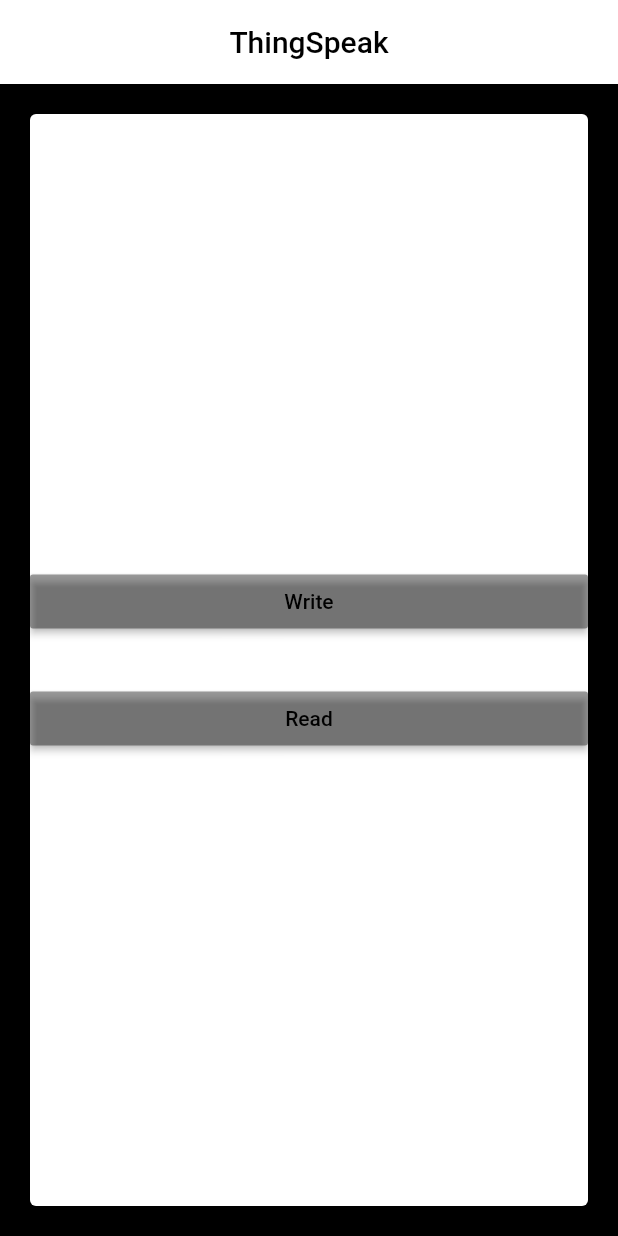
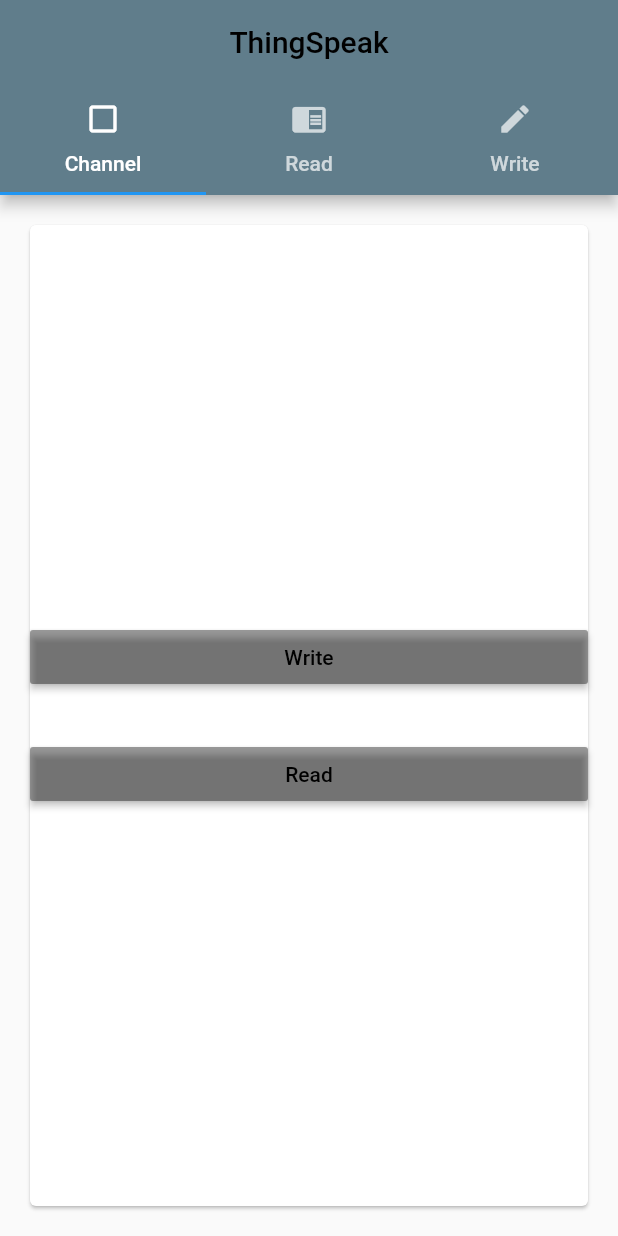
Before and after one commit to medhak16/ETILabs_ThingSpeak, a Flutter app: the screen it shows after launch, on a phone screen of 412 x 824 dp. Run offline on Flutter 3.47's test engine with Material 2 defaults, Android fonts, the phone set to English and light mode, and no system bars; our stand-ins replace modal_progress_hud.

Commit message:
Tabs added

```diff
--- a/lib/screens/form.dart
+++ b/lib/screens/form.dart
@@ -23,8 +23,7 @@ class _TestFormState extends State<TestForm> {
   Widget build(BuildContext context) {
     final halfMediaWidth = MediaQuery.of(context).size.width / 2.0;
 
-    return Scaffold(
-      body: ModalProgressHUD(
+    return ModalProgressHUD(
         inAsyncCall: _isLoading,
         child: Container(
           child: Form(
@@ -189,8 +188,7 @@ class _TestFormState extends State<TestForm> {
             ),
           ),
         ),
-      ),
-    );
+      );
   }
 }
 
--- a/lib/screens/home.dart
+++ b/lib/screens/home.dart
@@ -4,6 +4,9 @@ import 'package:ui_thingspeak/screens/result.dart';
 import '../constant.dart';
 import 'package:ui_thingspeak/screens/form.dart';
 import 'package:ui_thingspeak/screens/write_form.dart';
+
+import 'form.dart';
+import 'write_form.dart';
 
 class MyHomePage extends StatefulWidget {
   @override
@@ -13,13 +16,44 @@ class MyHomePage extends StatefulWidget {
 class _MyHomePageState extends State<MyHomePage> {
   @override
   Widget build(BuildContext context) {
-    return Scaffold(
-      appBar: AppBar(title: Text('ThingSpeak', style: TextStyle(color: Colors.black),),
-      backgroundColor: Colors.white,
+    return DefaultTabController(
+      length: 3,
+          child: Scaffold(
+        appBar: AppBar(
+          bottom: TabBar(
+        tabs: [
+          Tab(icon: Icon(Icons.check_box_outline_blank),text: 'Channel',),
+          Tab(icon: Icon(Icons.chrome_reader_mode),text: 'Read',),
+          Tab(icon: Icon(Icons.edit),text: 'Write',),
+           ],),
+          title: Text(
+            'ThingSpeak',
+            style: TextStyle(color: Colors.black),
+          ),
+          backgroundColor: Colors.blueGrey,
           centerTitle: true,
         ),
-      backgroundColor: Colors.black,
-      body: Center(
+       // backgroundColor: Colors.black,
+        body: TabBarView(
+          children:<Widget>[
+            HomeScreen(),
+            TestForm(),
+            WriteForm()
+
+          ] ),
+      ),
+    );
+  }
+}
+
+class HomeScreen extends StatelessWidget {
+  const HomeScreen({
+    Key key,
+  }) : super(key: key);
+
+  @override
+  Widget build(BuildContext context) {
+    return Center(
       child: Card(
         color: Colors.white,
         margin: EdgeInsets.all(20.0),
@@ -41,7 +75,7 @@ class _MyHomePageState extends State<MyHomePage> {
               color: Colors.black38,
               child: Text('Write', style: TextStyle(color: Colors.black)),
             ),
-              SizedBox(height:30.0),
+            SizedBox(height: 30.0),
             RaisedButton(
               onPressed: () {
                 Navigator.pushNamed(context, '/form');
@@ -52,7 +86,6 @@ class _MyHomePageState extends State<MyHomePage> {
           ],
         ),
       ),
-      ),
     );
   }
 }
--- a/lib/screens/write_form.dart
+++ b/lib/screens/write_form.dart
@@ -20,8 +20,7 @@ class _WriteFormState extends State<WriteForm> {
   Widget build(BuildContext context) {
     final halfMediaWidth = MediaQuery.of(context).size.width / 2.0;
 
-    return Scaffold(
-      body: ModalProgressHUD(
+    return ModalProgressHUD(
       inAsyncCall: _isLoading,
       child: Container(
         child: Form(
@@ -91,18 +90,19 @@ class _WriteFormState extends State<WriteForm> {
                   //write call function
                   debugPrint('Data added ');
                   response = await _networkService.writeInField(
-                        apiKey: model.apiKey, fieldValue: model.field, data:model.data);
+                      apiKey: model.apiKey,
+                      fieldValue: model.field,
+                      data: model.data);
 
                   if (response != null) {
                     print('response: $response');
                     var recData = jsonDecode(response);
-                      model.response=recData;
+                    model.response = recData;
                     showAlertDialog(context, res: model.response);
                     //debugPrint('Response is : $recData');
                     setState(() {
                       _isLoading = false;
                     });
-
                   } else {
                     print('response error');
                     setState(() {
@@ -121,11 +121,10 @@ class _WriteFormState extends State<WriteForm> {
           ),
         ),
       ),
-      ),
     );
   }
 
-  void showAlertDialog(BuildContext context, {var res}){
+  void showAlertDialog(BuildContext context, {var res}) {
     // set up the button
     Widget homeButton = FlatButton(
       child: Text("Home"),
@@ -152,7 +151,6 @@ class _WriteFormState extends State<WriteForm> {
       },
     );
   }
-
 }
 
 class MyTextFormField extends StatelessWidget {
```
Lines whose indentation alone changed are shown as unchanged.
